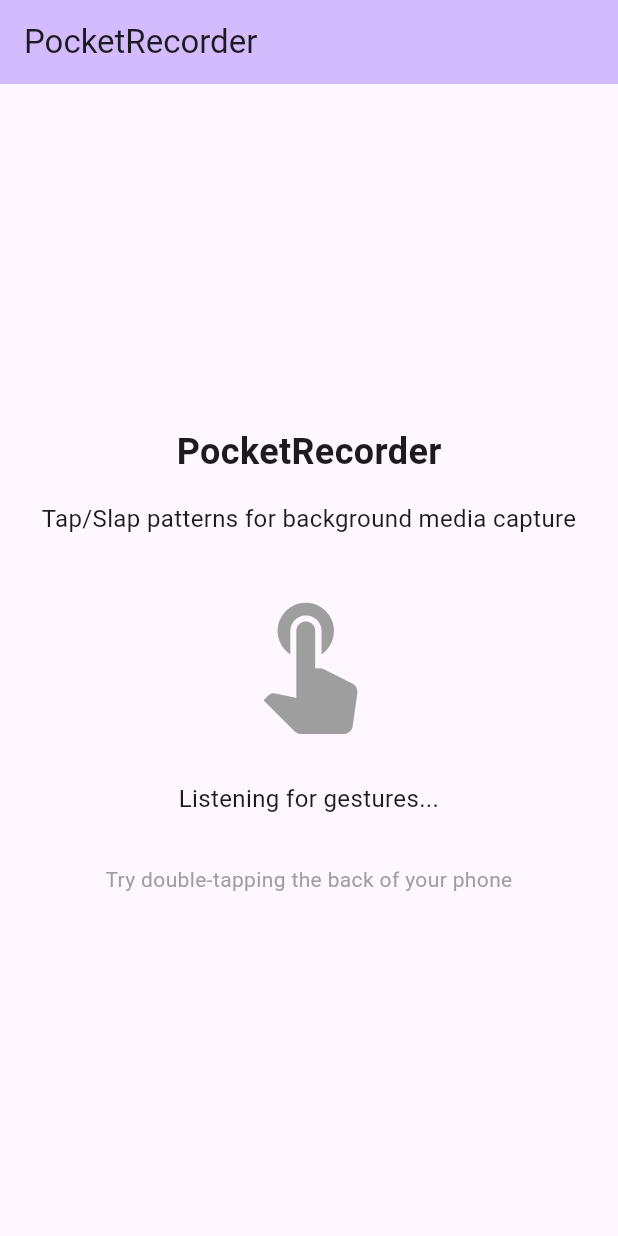
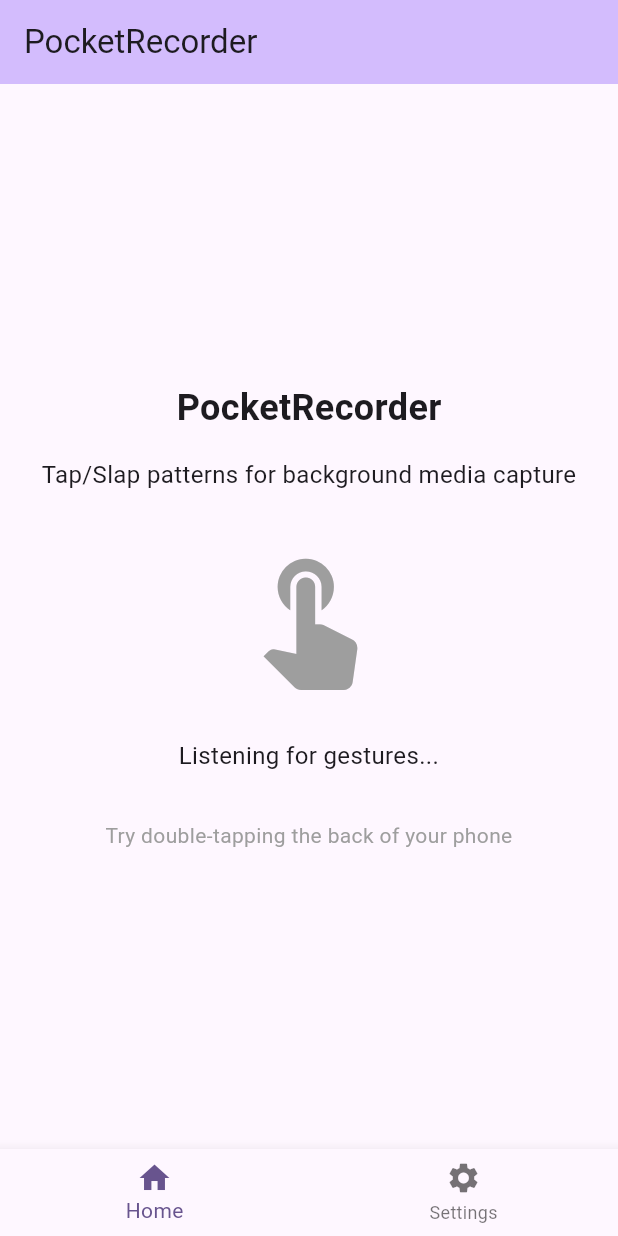
Before and after one commit to zahidhasantonmoy/PocketRecorder, a Flutter app: the screen it shows after launch, on a phone screen of 412 x 824 dp. Run offline on Flutter 3.47's test engine with Material 3 defaults, Android fonts, the phone set to English and light mode, and no system bars; our stand-ins replace sensors_plus.

Commit message:
Update main app with navigation structure

```diff
--- a/lib/main.dart
+++ b/lib/main.dart
@@ -1,5 +1,6 @@
 import 'package:flutter/material.dart';
 import 'package:pocket_recorder/screens/home_screen.dart';
+import 'package:pocket_recorder/screens/settings_screen.dart';
 
 void main() {
   runApp(const PocketRecorderApp());
@@ -16,8 +17,49 @@ class PocketRecorderApp extends StatelessWidget {
         colorScheme: ColorScheme.fromSeed(seedColor: Colors.deepPurple),
         useMaterial3: true,
       ),
-      home: const HomeScreen(),
+      home: const MainScreen(),
       debugShowCheckedModeBanner: false,
     );
   }
 }
+
+class MainScreen extends StatefulWidget {
+  const MainScreen({super.key});
+
+  @override
+  State<MainScreen> createState() => _MainScreenState();
+}
+
+class _MainScreenState extends State<MainScreen> {
+  int _currentIndex = 0;
+
+  final List<Widget> _screens = [
+    const HomeScreen(),
+    const SettingsScreen(),
+  ];
+
+  @override
+  Widget build(BuildContext context) {
+    return Scaffold(
+      body: _screens[_currentIndex],
+      bottomNavigationBar: BottomNavigationBar(
+        currentIndex: _currentIndex,
+        onTap: (index) {
+          setState(() {
+            _currentIndex = index;
+          });
+        },
+        items: const [
+          BottomNavigationBarItem(
+            icon: Icon(Icons.home),
+            label: 'Home',
+          ),
+          BottomNavigationBarItem(
+            icon: Icon(Icons.settings),
+            label: 'Settings',
+          ),
+        ],
+      ),
+    );
+  }
+}
```
